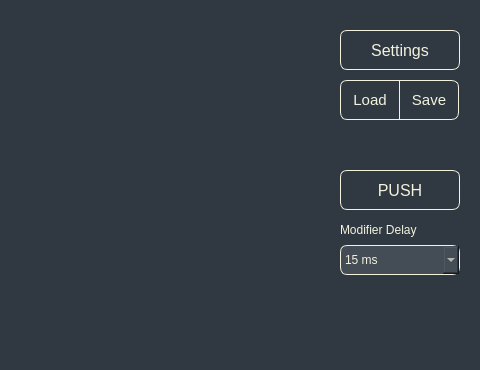
The window that KeyBoardSetter/KeyboardSetter/Forms/configform.ui (TabbycatPie/CustomKeyboard) describes before a commit, drawn with Qt 5; both pictures show x 510 to 990 and y 0 to 370 of the 990 by 370 pixel window.
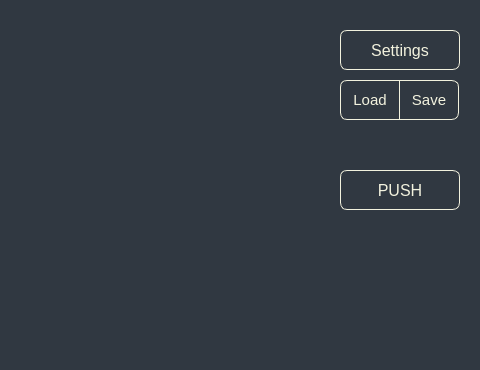
The same window after the commit.

Commit message: Move modifier delay to advance panel

Diff of the .ui file:
```diff
--- a/KeyBoardSetter/KeyboardSetter/Forms/configform.ui
+++ b/KeyBoardSetter/KeyboardSetter/Forms/configform.ui
@@ -177,39 +177,6 @@
     <string>Settings</string>
    </property>
   </widget>
-  <widget class="QLabel" name="label_modifier_delay">
-   <property name="geometry">
-    <rect>
-     <x>850</x>
-     <y>220</y>
-     <width>120</width>
-     <height>20</height>
-    </rect>
-   </property>
-   <property name="styleSheet">
-    <string notr="true">color:rgb(242, 242, 222);font: 9pt &quot;Microsoft YaHei UI&quot;;font-size:12px;</string>
-   </property>
-   <property name="text">
-    <string>Modifier Delay</string>
-   </property>
-  </widget>
-  <widget class="QComboBox" name="cb_modifier_delay">
-   <property name="geometry">
-    <rect>
-     <x>850</x>
-     <y>245</y>
-     <width>120</width>
-     <height>30</height>
-    </rect>
-   </property>
-   <property name="styleSheet">
-    <string notr="true">QComboBox{background-color:rgb(68, 76, 85);border:1px solid rgb(242, 242, 222);border-radius:7px;padding:2px 4px;font: 9pt &quot;Microsoft YaHei UI&quot;;font-size:12px;color:rgb(242, 242, 222);}QComboBox QAbstractItemView{background-color:rgb(68, 76, 85);color:rgb(242, 242, 222);selection-background-color:rgb(168, 176, 185);}</string>
-   </property>
-   <item><property name="text"><string>15 ms</string></property></item>
-   <item><property name="text"><string>30 ms</string></property></item>
-   <item><property name="text"><string>50 ms</string></property></item>
-   <item><property name="text"><string>80 ms</string></property></item>
-  </widget>
  </widget>
  <resources/>
  <connections/>
```
The commit also changes 3 other files.
